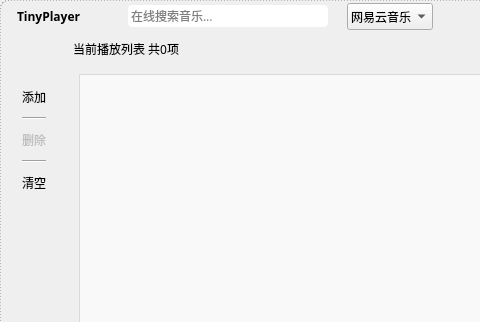
The window that src/playerwindow.ui (Remaker01/TinyPlayer) describes before a commit, drawn with Qt 5; both pictures show x 0 to 480 and y 0 to 322 of the 1024 by 683 pixel window.
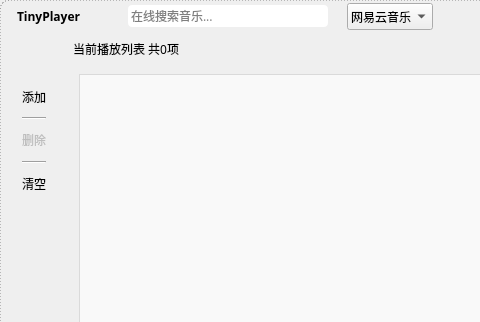
The same window after the commit. Icons and pictures are not drawn. Custom widgets are drawn as their Qt base class.

Commit message: 移动播放列表条目后选择不失效；微调界面

```diff
--- a/src/playerwindow.ui
+++ b/src/playerwindow.ui
@@ -749,7 +749,7 @@
 /*border:0px;*/
 border-radius:5px;
 background-position:center center;
-padding-bottom:5px;
+padding-bottom:6px;
 }
 QPushButton:hover{
 background-color: rgba(255, 255, 255,127);
@@ -808,7 +808,7 @@
 background-color: rgba(255, 255, 255,0);
 background-repeat:no-repeat;
 /*border:0px;*/
-border-radius:5px;
+border-radius:4px;
 background-position:center center;
 padding-bottom:5px;
 }
```
Left out of the diff: 21 changed lines with no effect on the pictures. The commit also changes 6 other files.
